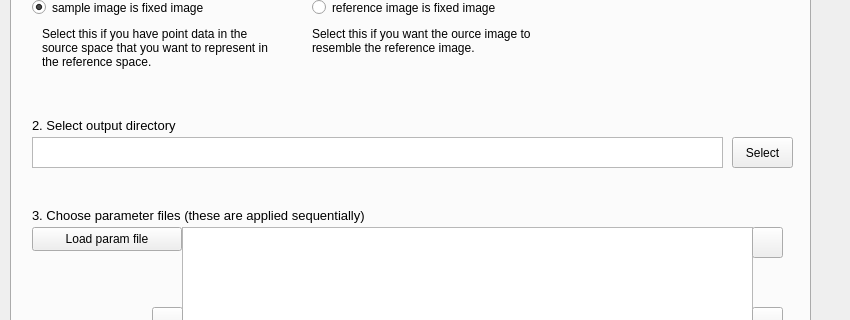
Old version of the form registrationPlugins/elastix_plugin.ui in the repository SainsburyWellcomeCentre/lasagna; both pictures show x 0 to 850 and y 89 to 409 of the 850 by 600 pixel window.
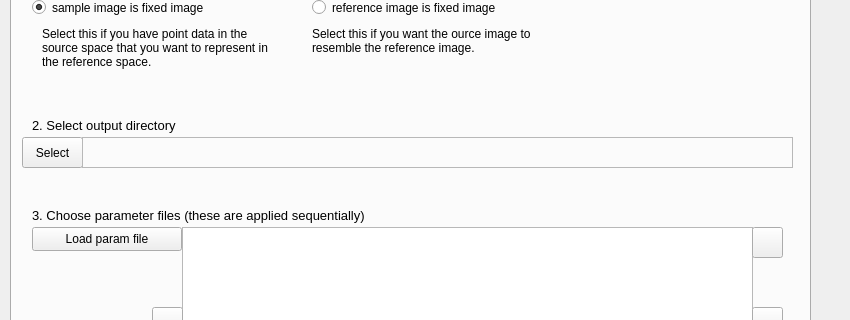
New version of the form. The open tabs and pages were chosen to show the change. Icons and pictures are not drawn.

Commit message: Minimal working Elastix plugin. Registration runs but more work is needed.

The edit to the form file:
```diff
--- a/registrationPlugins/elastix_plugin.ui
+++ b/registrationPlugins/elastix_plugin.ui
@@ -759,33 +759,10 @@
       </iconset>
      </property>
     </widget>
-    <widget class="QPlainTextEdit" name="outputDirSelectBox">
+    <widget class="QPushButton" name="outputDirSelect_button">
      <property name="geometry">
       <rect>
-       <x>20</x>
-       <y>190</y>
-       <width>691</width>
-       <height>31</height>
-      </rect>
-     </property>
-    </widget>
-    <widget class="QLabel" name="dirMessageLabel">
-     <property name="geometry">
-      <rect>
-       <x>30</x>
-       <y>220</y>
-       <width>471</width>
-       <height>16</height>
-      </rect>
-     </property>
-     <property name="text">
-      <string/>
-     </property>
-    </widget>
-    <widget class="QPushButton" name="outputDir">
-     <property name="geometry">
-      <rect>
-       <x>720</x>
+       <x>10</x>
        <y>190</y>
        <width>61</width>
        <height>31</height>
@@ -843,6 +820,35 @@
       </iconset>
      </property>
     </widget>
+    <widget class="QFrame" name="frame">
+     <property name="geometry">
+      <rect>
+       <x>70</x>
+       <y>190</y>
+       <width>711</width>
+       <height>31</height>
+      </rect>
+     </property>
+     <property name="frameShape">
+      <enum>QFrame::StyledPanel</enum>
+     </property>
+     <property name="frameShadow">
+      <enum>QFrame::Raised</enum>
+     </property>
+     <widget class="QLabel" name="outputDir_label">
+      <property name="geometry">
+       <rect>
+        <x>10</x>
+        <y>4</y>
+        <width>691</width>
+        <height>21</height>
+       </rect>
+      </property>
+      <property name="text">
+       <string/>
+      </property>
+     </widget>
+    </widget>
    </widget>
    <widget class="QWidget" name="tabParameters">
     <attribute name="title">
```
Left out of the diff: 21 changed lines with no effect on the pictures. The commit also changes 2 other files.
